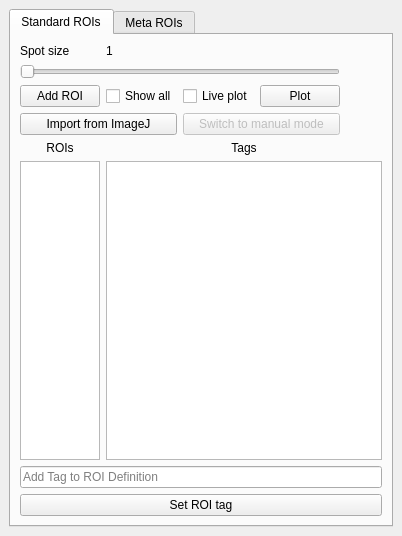
First picture: the form in mesmerize/viewer/modules/ui_files/roi_manager_pytemplate.ui, repository kushalkolar/MESmerize, before the edit.
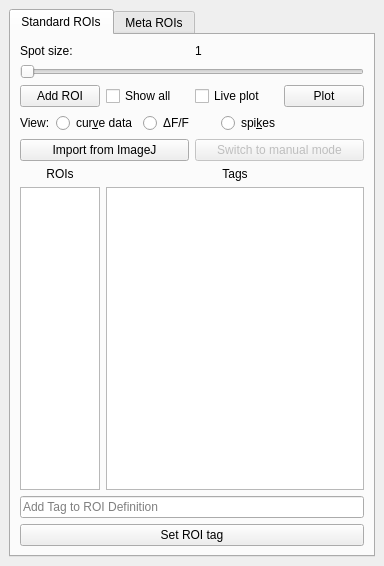
Second picture: the form after the edit. Custom widgets are drawn as their Qt base class.

Commit message: ROI Types have spike_data and dfof_data attributes which can be displayed inthe viewer plot

Patch:
```diff
--- a/mesmerize/viewer/modules/ui_files/roi_manager_pytemplate.ui
+++ b/mesmerize/viewer/modules/ui_files/roi_manager_pytemplate.ui
@@ -6,14 +6,14 @@
    <rect>
     <x>0</x>
     <y>0</y>
-    <width>402</width>
-    <height>536</height>
+    <width>384</width>
+    <height>566</height>
    </rect>
   </property>
   <property name="minimumSize">
    <size>
-    <width>402</width>
-    <height>412</height>
+    <width>384</width>
+    <height>566</height>
    </size>
   </property>
   <property name="floating">
@@ -26,6 +26,12 @@
    <layout class="QVBoxLayout" name="verticalLayout_2">
     <item>
      <widget class="QTabWidget" name="tabWidget">
+      <property name="sizePolicy">
+       <sizepolicy hsizetype="MinimumExpanding" vsizetype="Expanding">
+        <horstretch>0</horstretch>
+        <verstretch>0</verstretch>
+       </sizepolicy>
+      </property>
       <property name="currentIndex">
        <number>0</number>
       </property>
@@ -33,29 +39,184 @@
        <attribute name="title">
         <string>Standard ROIs</string>
        </attribute>
-       <layout class="QGridLayout" name="gridLayout">
-        <item row="2" column="0">
+       <layout class="QVBoxLayout" name="verticalLayout_3">
+        <item>
+         <layout class="QHBoxLayout" name="horizontalLayout">
+          <item>
+           <widget class="QLabel" name="label_3">
+            <property name="text">
+             <string>Spot size:</string>
+            </property>
+           </widget>
+          </item>
+          <item>
+           <widget class="QLabel" name="label_4">
+            <property name="text">
+             <string>1</string>
+            </property>
+           </widget>
+          </item>
+         </layout>
+        </item>
+        <item>
+         <widget class="QSlider" name="horizontalSliderSpotSize">
+          <property name="minimum">
+           <number>1</number>
+          </property>
+          <property name="maximum">
+           <number>20</number>
+          </property>
+          <property name="pageStep">
+           <number>1</number>
+          </property>
+          <property name="value">
+           <number>1</number>
+          </property>
+          <property name="orientation">
+           <enum>Qt::Horizontal</enum>
+          </property>
+         </widget>
+        </item>
+        <item>
+         <layout class="QHBoxLayout" name="horizontalLayout_3">
+          <item>
          <widget class="QPushButton" name="btnAddROI">
           <property name="text">
            <string>Add ROI</string>
           </property>
          </widget>
         </item>
-        <item row="2" column="1">
+          <item>
          <widget class="QCheckBox" name="checkBoxShowAll">
+            <property name="sizePolicy">
+             <sizepolicy hsizetype="Expanding" vsizetype="Fixed">
+              <horstretch>0</horstretch>
+              <verstretch>0</verstretch>
+             </sizepolicy>
+            </property>
           <property name="text">
            <string>Show all</string>
           </property>
          </widget>
         </item>
-        <item row="2" column="2">
+          <item>
          <widget class="QCheckBox" name="checkBoxLivePlot">
+            <property name="sizePolicy">
+             <sizepolicy hsizetype="Expanding" vsizetype="Fixed">
+              <horstretch>0</horstretch>
+              <verstretch>0</verstretch>
+             </sizepolicy>
+            </property>
           <property name="text">
            <string>Live plot</string>
           </property>
          </widget>
         </item>
-        <item row="4" column="0">
+          <item>
+           <widget class="QPushButton" name="btnPlot">
+            <property name="text">
+             <string>Plot</string>
+            </property>
+           </widget>
+          </item>
+         </layout>
+        </item>
+        <item>
+         <layout class="QHBoxLayout" name="horizontalLayout_2">
+          <item>
+           <widget class="QLabel" name="label_5">
+            <property name="text">
+             <string>View:</string>
+            </property>
+           </widget>
+          </item>
+          <item>
+           <widget class="QRadioButton" name="radioButton_curve_data">
+            <property name="sizePolicy">
+             <sizepolicy hsizetype="Expanding" vsizetype="Fixed">
+              <horstretch>0</horstretch>
+              <verstretch>0</verstretch>
+             </sizepolicy>
+            </property>
+            <property name="toolTip">
+             <string>Plot the curve data</string>
+            </property>
+            <property name="text">
+             <string>cur&amp;ve data</string>
+            </property>
+           </widget>
+          </item>
+          <item>
+           <widget class="QRadioButton" name="radioButton_dfof">
+            <property name="sizePolicy">
+             <sizepolicy hsizetype="Expanding" vsizetype="Fixed">
+              <horstretch>0</horstretch>
+              <verstretch>0</verstretch>
+             </sizepolicy>
+            </property>
+            <property name="toolTip">
+             <string>Plot ΔF/F (if available)</string>
+            </property>
+            <property name="text">
+             <string>ΔF/F</string>
+            </property>
+           </widget>
+          </item>
+          <item>
+           <widget class="QRadioButton" name="radioButton_spikes">
+            <property name="sizePolicy">
+             <sizepolicy hsizetype="Expanding" vsizetype="Fixed">
+              <horstretch>0</horstretch>
+              <verstretch>0</verstretch>
+             </sizepolicy>
+            </property>
+            <property name="toolTip">
+             <string>Plot spikes (if available)</string>
+            </property>
+            <property name="text">
+             <string>spi&amp;kes</string>
+            </property>
+           </widget>
+          </item>
+          <item>
+           <spacer name="horizontalSpacer">
+            <property name="orientation">
+             <enum>Qt::Horizontal</enum>
+            </property>
+            <property name="sizeHint" stdset="0">
+             <size>
+              <width>40</width>
+              <height>20</height>
+             </size>
+            </property>
+           </spacer>
+          </item>
+         </layout>
+        </item>
+        <item>
+         <layout class="QHBoxLayout" name="horizontalLayout_4">
+          <item>
+           <widget class="QPushButton" name="pushButtonImportFromImageJ">
+            <property name="text">
+             <string>Import from ImageJ</string>
+            </property>
+           </widget>
+          </item>
+          <item>
+           <widget class="QPushButton" name="btnSwitchToManualMode">
+            <property name="enabled">
+             <bool>false</bool>
+            </property>
+            <property name="text">
+             <string>Switch to manual mode</string>
+            </property>
+           </widget>
+          </item>
+         </layout>
+        </item>
+        <item>
+         <layout class="QHBoxLayout" name="horizontalLayout_5">
+          <item>
          <layout class="QVBoxLayout" name="verticalLayout">
           <item>
            <widget class="QLabel" name="label">
@@ -103,7 +264,7 @@
           </item>
          </layout>
         </item>
-        <item row="4" column="1" colspan="5">
+          <item>
          <layout class="QVBoxLayout" name="verticalLayoutTags" stretch="0,0">
           <item>
            <widget class="QLabel" name="label_2">
@@ -120,90 +281,22 @@
           </item>
          </layout>
         </item>
-        <item row="5" column="0" colspan="6">
+         </layout>
+        </item>
+        <item>
          <widget class="ROITagLineEdit" name="lineEditROITag">
           <property name="placeholderText">
            <string>Add Tag to ROI Definition</string>
           </property>
          </widget>
         </item>
-        <item row="6" column="0" colspan="6">
+        <item>
          <widget class="QPushButton" name="btnSetROITag">
           <property name="text">
            <string>Set ROI tag</string>
           </property>
          </widget>
         </item>
-        <item row="2" column="3">
-         <widget class="QPushButton" name="btnPlot">
-          <property name="text">
-           <string>Plot</string>
-          </property>
-         </widget>
-        </item>
-        <item row="2" column="5">
-         <spacer name="horizontalSpacer">
-          <property name="orientation">
-           <enum>Qt::Horizontal</enum>
-          </property>
-          <property name="sizeHint" stdset="0">
-           <size>
-            <width>40</width>
-            <height>20</height>
-           </size>
-          </property>
-         </spacer>
-        </item>
-        <item row="3" column="2" colspan="2">
-         <widget class="QPushButton" name="btnSwitchToManualMode">
-          <property name="enabled">
-           <bool>false</bool>
-          </property>
-          <property name="text">
-           <string>Switch to manual mode</string>
-          </property>
-         </widget>
-        </item>
-        <item row="3" column="0" colspan="2">
-         <widget class="QPushButton" name="pushButtonImportFromImageJ">
-          <property name="text">
-           <string>Import from ImageJ</string>
-          </property>
-         </widget>
-        </item>
-        <item row="0" column="0">
-         <widget class="QLabel" name="label_3">
-          <property name="text">
-           <string>Spot size</string>
-          </property>
-         </widget>
-        </item>
-        <item row="0" column="1">
-         <widget class="QLabel" name="label_4">
-          <property name="text">
-           <string>1</string>
-          </property>
-         </widget>
-        </item>
-        <item row="1" column="0" colspan="4">
-         <widget class="QSlider" name="horizontalSliderSpotSize">
-          <property name="minimum">
-           <number>1</number>
-          </property>
-          <property name="maximum">
-           <number>20</number>
-          </property>
-          <property name="pageStep">
-           <number>1</number>
-          </property>
-          <property name="value">
-           <number>1</number>
-          </property>
-          <property name="orientation">
-           <enum>Qt::Horizontal</enum>
-          </property>
-         </widget>
-        </item>
        </layout>
       </widget>
       <widget class="QWidget" name="tabMetaROI">
```
Lines whose indentation alone changed are shown as unchanged. The commit also changes 4 other files.
